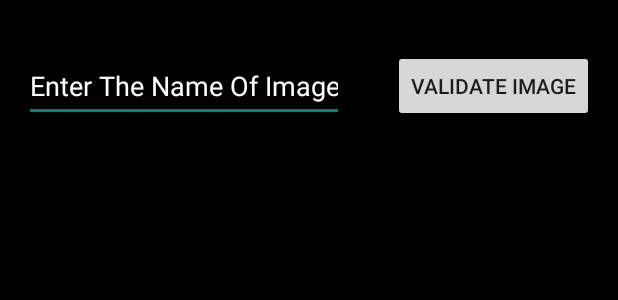
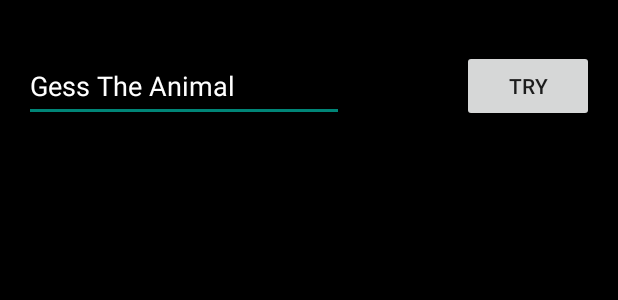
Before and after one commit to juanluiscarpinteiro/GameDevelopment, an Android app: the layout activity_main.xml on its own in the app's theme, with its tools: preview values and no code run, on a phone screen of 412 x 824 dp. Shown: the top 300 px of the screen. Run offline under Robolectric (Android 15) with nearby library versions, the phone set to English and light mode, and no system bars.

```diff
--- a/app/src/main/res/layout/activity_main.xml
+++ b/app/src/main/res/layout/activity_main.xml
@@ -25,7 +25,7 @@
         android:layout_centerHorizontal="true" />
 
     <Button
-        android:text="Validate Image"
+        android:text="Try"
         android:layout_width="wrap_content"
         android:layout_height="wrap_content"
         android:layout_marginTop="17dp"
@@ -43,7 +43,7 @@
         android:layout_alignParentLeft="true"
         android:layout_alignParentStart="true"
         android:id="@+id/textBox"
-        android:hint="Enter The Name Of Image"
+        android:hint="Gess The Animal"
         android:textColorHint="@android:color/white"
         android:textColor="@color/primary_text_default_material_dark"
         android:layout_alignTop="@+id/imageButton" />
```
Also changed, not shown: app/src/main/java/com/gamedevelopment/esdny/gamedevelopment/MainActivity.java (+22 -6 lines).
